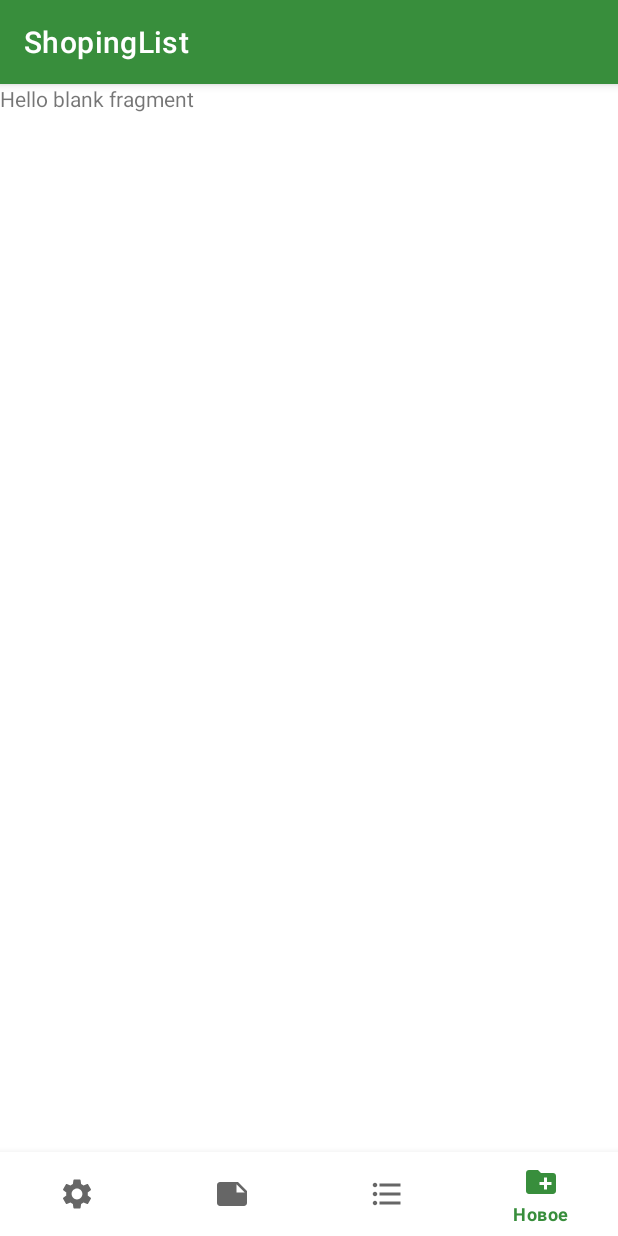
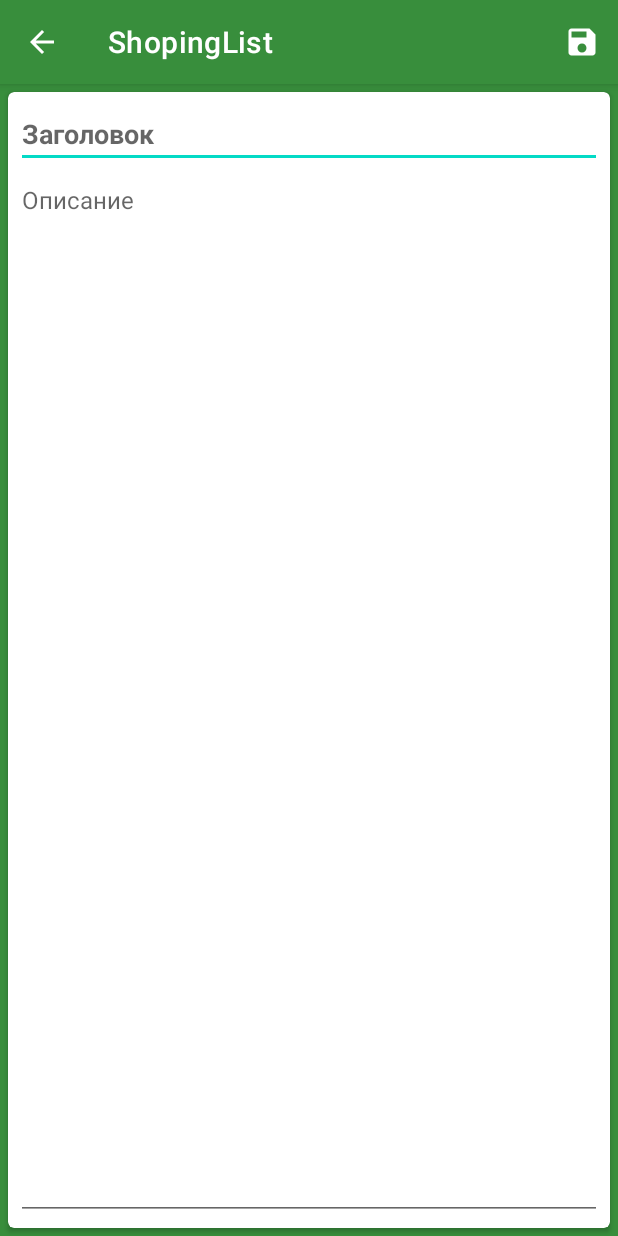
Before and after one commit to StanAtilovich/ShopingList, an Android app: the screen it shows after launch (MainActivity before the commit, NewNoteActivity after it), item 4 of the bottom bar chosen, on a phone screen of 412 x 824 dp. Run offline under Robolectric (Android 15) with nearby library versions, the phone set to English and light mode, and no system bars.

```diff
--- a/app/src/main/AndroidManifest.xml
+++ b/app/src/main/AndroidManifest.xml
@@ -14,6 +14,9 @@
         android:theme="@style/Theme.ShopingList"
         tools:targetApi="31">
         <activity
+            android:name=".activityes.NewNoteActivity"
+            android:exported="false" />
+        <activity
             android:name=".activityes.MainActivity"
             android:exported="true">
             <intent-filter>
--- a/app/src/main/java/ru/stan/shopinglist/activityes/MainActivity.kt
+++ b/app/src/main/java/ru/stan/shopinglist/activityes/MainActivity.kt
@@ -33,7 +33,7 @@ class MainActivity : AppCompatActivity() {
                 }
 
                 R.id.new_item -> {
-                    Log.d("MyLog", "new_item ")
+                    FragmentManager.currentFragment?.onClickNew()
                 }
             }
             true
--- /dev/null
+++ b/app/src/main/java/ru/stan/shopinglist/activityes/NewNoteActivity.kt
@@ -0,0 +1,67 @@
+package ru.stan.shopinglist.activityes
+
+import android.content.Intent
+import android.os.Bundle
+import android.view.Menu
+import android.view.MenuItem
+import androidx.appcompat.app.AppCompatActivity
+import ru.stan.shopinglist.R
+import ru.stan.shopinglist.databinding.ActivityNewNoteBinding
+import ru.stan.shopinglist.entities.NoteItem
+import ru.stan.shopinglist.fragments.NoteFragment
+import java.text.SimpleDateFormat
+import java.util.Calendar
+import java.util.Locale
+
+class NewNoteActivity : AppCompatActivity() {
+    private lateinit var binding: ActivityNewNoteBinding
+    override fun onCreate(savedInstanceState: Bundle?) {
+        super.onCreate(savedInstanceState)
+        binding = ActivityNewNoteBinding.inflate(layoutInflater)
+        setContentView(binding.root)
+        actionBarSettings()
+    }
+
+    override fun onCreateOptionsMenu(menu: Menu?): Boolean {
+        menuInflater.inflate(R.menu.new_note_menu, menu)
+        return super.onCreateOptionsMenu(menu)
+    }
+
+    override fun onOptionsItemSelected(item: MenuItem): Boolean {
+        if (item.itemId == R.id.save) {
+            setMainResult()
+        } else if (
+            item.itemId == android.R.id.home) {
+            finish()
+        }
+        return super.onOptionsItemSelected(item)
+    }
+
+    private fun setMainResult() {
+        val i = Intent().apply {
+            putExtra(NoteFragment.NEW_NOTE_KEY, createNewNote())
+        }
+        setResult(RESULT_OK, i)
+        finish()
+    }
+
+    private fun getCurrentTime(): String{
+        val formatter = SimpleDateFormat("hh:mm:ss - yyyy/MM/dd", Locale.getDefault())
+        return formatter.format(Calendar.getInstance().time)
+    }
+
+    private fun createNewNote(): NoteItem{
+        return  NoteItem(
+            null,
+            binding.edTitle.text.toString(),
+            binding.edDiscription.text.toString(),
+            getCurrentTime(),
+            ""
+        )
+    }
+
+    private fun actionBarSettings() {
+        val ab = supportActionBar
+        ab?.setDisplayHomeAsUpEnabled(true)
+    }
+}
--- a/app/src/main/java/ru/stan/shopinglist/db/Dao.kt
+++ b/app/src/main/java/ru/stan/shopinglist/db/Dao.kt
@@ -13,4 +13,6 @@ interface Dao {
 
     @Insert
     suspend fun insertNote(noteItem: NoteItem)
+    @Query("DELETE FROM note_list WHERE id IS :id")
+    suspend fun deleteNote(id: Int)
 }
--- a/app/src/main/java/ru/stan/shopinglist/entities/NoteItem.kt
+++ b/app/src/main/java/ru/stan/shopinglist/entities/NoteItem.kt
@@ -3,6 +3,7 @@ package ru.stan.shopinglist.entities
 import androidx.room.ColumnInfo
 import androidx.room.Entity
 import androidx.room.PrimaryKey
+import java.io.Serializable
 
 @Entity(tableName = "note_list")
 data class NoteItem(
@@ -16,4 +17,4 @@ data class NoteItem(
     val time: String,
     @ColumnInfo(name = "category")
     val category: String
-)
+) : Serializable
--- a/app/src/main/java/ru/stan/shopinglist/fragments/FragmentManager.kt
+++ b/app/src/main/java/ru/stan/shopinglist/fragments/FragmentManager.kt
@@ -4,7 +4,7 @@ import androidx.appcompat.app.AppCompatActivity
 import ru.stan.shopinglist.R
 
 object FragmentManager {
-    private var currentFragment: BaseFragment? = null
+    var currentFragment: BaseFragment? = null
 
     fun setFragment(newFrag: BaseFragment, activity: AppCompatActivity) {
         val transaction = activity.supportFragmentManager.beginTransaction()
--- /dev/null
+++ b/app/src/main/res/drawable/ic_delete.xml
@@ -0,0 +1,5 @@
+<vector android:height="24dp" android:tint="#CE2727"
+    android:viewportHeight="24" android:viewportWidth="24"
+    android:width="24dp" xmlns:android="http://schemas.android.com/apk/res/android">
+    <path android:fillColor="@android:color/white" android:pathData="M6,19c0,1.1 0.9,2 2,2h8c1.1,0 2,-0.9 2,-2V7H6v12zM19,4h-3.5l-1,-1h-5l-1,1H5v2h14V4z"/>
+</vector>
--- /dev/null
+++ b/app/src/main/res/drawable/ic_save.xml
@@ -0,0 +1,5 @@
+<vector android:height="24dp" android:tint="#FFFFFF"
+    android:viewportHeight="24" android:viewportWidth="24"
+    android:width="24dp" xmlns:android="http://schemas.android.com/apk/res/android">
+    <path android:fillColor="@android:color/white" android:pathData="M17,3L5,3c-1.11,0 -2,0.9 -2,2v14c0,1.1 0.89,2 2,2h14c1.1,0 2,-0.9 2,-2L21,7l-4,-4zM12,19c-1.66,0 -3,-1.34 -3,-3s1.34,-3 3,-3 3,1.34 3,3 -1.34,3 -3,3zM15,9L5,9L5,5h10v4z"/>
+</vector>
--- /dev/null
+++ b/app/src/main/res/layout/activity_new_note.xml
@@ -0,0 +1,55 @@
+<?xml version="1.0" encoding="utf-8"?>
+<androidx.constraintlayout.widget.ConstraintLayout xmlns:android="http://schemas.android.com/apk/res/android"
+    xmlns:app="http://schemas.android.com/apk/res-auto"
+    xmlns:tools="http://schemas.android.com/tools"
+    android:layout_width="match_parent"
+    android:layout_height="match_parent"
+    android:background="@color/green"
+    tools:context=".activityes.NewNoteActivity">
+
+    <androidx.cardview.widget.CardView
+        android:layout_width="0dp"
+        android:layout_height="0dp"
+        android:layout_marginStart="5dp"
+        android:layout_marginTop="5dp"
+        android:layout_marginEnd="5dp"
+        android:layout_marginBottom="5dp"
+        app:cardCornerRadius="4dp"
+        app:layout_constraintBottom_toBottomOf="parent"
+        app:layout_constraintEnd_toEndOf="parent"
+        app:layout_constraintStart_toStartOf="parent"
+        app:layout_constraintTop_toTopOf="parent" >
+
+        <androidx.constraintlayout.widget.ConstraintLayout
+            android:layout_width="match_parent"
+            android:layout_height="match_parent"
+            android:padding="5dp">
+
+            <EditText
+                android:id="@+id/edTitle"
+                android:layout_width="0dp"
+                android:layout_height="wrap_content"
+                android:ems="10"
+                android:hint="@string/title_hint"
+                android:inputType="text"
+                android:textStyle="bold"
+                app:layout_constraintEnd_toEndOf="parent"
+                app:layout_constraintStart_toStartOf="parent"
+                app:layout_constraintTop_toTopOf="parent" />
+
+            <EditText
+                android:id="@+id/edDiscription"
+                android:layout_width="0dp"
+                android:layout_height="0dp"
+                android:ems="10"
+                android:gravity="top"
+                android:hint="@string/discription_hint"
+                android:inputType="text"
+                android:textSize="16sp"
+                app:layout_constraintBottom_toBottomOf="parent"
+                app:layout_constraintEnd_toEndOf="parent"
+                app:layout_constraintStart_toStartOf="@+id/edTitle"
+                app:layout_constraintTop_toBottomOf="@+id/edTitle" />
+        </androidx.constraintlayout.widget.ConstraintLayout>
+    </androidx.cardview.widget.CardView>
+</androidx.constraintlayout.widget.ConstraintLayout>
--- a/app/src/main/res/layout/fragment_note.xml
+++ b/app/src/main/res/layout/fragment_note.xml
@@ -3,12 +3,11 @@
     xmlns:tools="http://schemas.android.com/tools"
     android:layout_width="match_parent"
     android:layout_height="match_parent"
+    android:background="@color/green"
     tools:context=".fragments.NoteFragment">
 
-    <!-- TODO: Update blank fragment layout -->
-    <TextView
+    <androidx.recyclerview.widget.RecyclerView
+        android:id="@+id/rcViewNote"
         android:layout_width="match_parent"
-        android:layout_height="match_parent"
-        android:text="@string/hello_blank_fragment" />
-
+        android:layout_height="match_parent" />
 </FrameLayout>
--- /dev/null
+++ b/app/src/main/res/menu/new_note_menu.xml
@@ -0,0 +1,10 @@
+<?xml version="1.0" encoding="utf-8"?>
+<menu xmlns:android="http://schemas.android.com/apk/res/android"
+    xmlns:app="http://schemas.android.com/apk/res-auto">
+    <item
+        android:id="@+id/save"
+        android:icon="@drawable/ic_save"
+        android:title="@string/save"
+        app:showAsAction="ifRoom"
+        />
+</menu>
--- a/app/src/main/res/values/strings.xml
+++ b/app/src/main/res/values/strings.xml
@@ -1,9 +1,11 @@
 <resources>
     <string name="app_name">ShopingList</string>
     <string name="settings">Настройки</string>
+    <string name="save">Сохранить</string>
     <string name="notes">Записки</string>
     <string name="shop_list">Лист покупок</string>
     <string name="new_item">Новое</string>
-    <!-- TODO: Remove or change this placeholder text -->
+    <string name="title_hint">Заголовок</string>
+    <string name="discription_hint">Описание</string>
     <string name="hello_blank_fragment">Hello blank fragment</string>
 </resources>
```
Also changed, not shown: app/src/main/java/ru/stan/shopinglist/db/MainViewModel.kt (added, +32 -0 lines), app/src/main/java/ru/stan/shopinglist/db/NoteAdapter.kt (+10 -3 lines), app/src/main/java/ru/stan/shopinglist/fragments/NoteFragment.kt (+61 -4 lines), app/src/main/res/layout/note_list_item.xml (+15 -2 lines).
